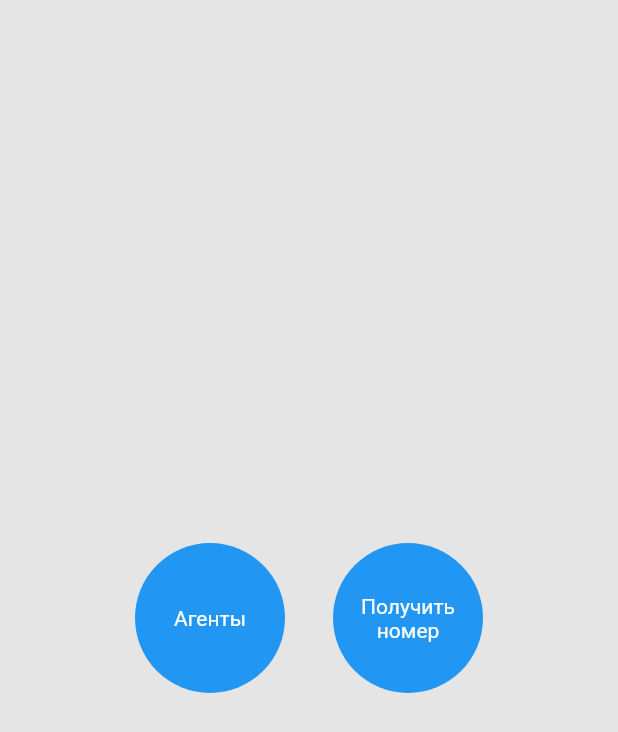
After one commit to Kerimkullov/get_number, a Flutter app: the ChoiceScreen screen opened directly, on a phone screen of 412 x 824 dp. The commit adds this screen. Shown: the top 732 px of the screen. Run offline on Flutter 3.47's test engine with Material 2 defaults, Android fonts, the phone set to English and light mode, and no system bars; our stand-ins replace bloc, dio, flutter_bloc, freezed_annotation, local_auth, mask_text_input_formatter and 1 more; accounts and stored records are empty.

```diff
--- /dev/null
+++ b/lib/logic/bloc/bloc/get_number_event.dart
@@ -0,0 +1,6 @@
+part of 'get_number_bloc.dart';
+
+@freezed
+class GetNumberEvent with _$GetNumberEvent {
+  const factory GetNumberEvent.getNumber() = _GetNumber;
+}
--- a/lib/logic/repositories/repository.dart
+++ b/lib/logic/repositories/repository.dart
@@ -15,4 +15,7 @@ class UserRepository {
 //add agent
   Future<String> addAgent(String msisdn, String name) =>
       _userProvider.addAgent(msisdn, name);
+
+  //get random number
+  Future<String> getNumber() => _userProvider.getNumber();
 }
--- a/lib/screen.dart/agent/agents_list_screen.dart
+++ b/lib/screen.dart/agent/agents_list_screen.dart
@@ -2,7 +2,7 @@ import 'package:flutter/material.dart';
 import 'package:flutter_bloc/flutter_bloc.dart';
 import 'package:get_number/components/custom_loading.dart';
 import 'package:get_number/logic/bloc/agent_list/agent_list_bloc.dart';
-import 'package:get_number/screen.dart/get_number_screen.dart/get_number_screen.dart';
+import 'package:get_number/screen.dart/get_number_screen/get_number_screen.dart';
 
 import 'add_agent_screen.dart';
 
--- /dev/null
+++ b/lib/screen.dart/agent/choice_screen.dart
@@ -0,0 +1,53 @@
+import 'package:flutter/material.dart';
+import 'package:get_number/screen.dart/get_number_screen/get_number_screen.dart';
+
+import 'agents_list_screen.dart';
+
+class ChoiceScreen extends StatelessWidget {
+  const ChoiceScreen({Key? key}) : super(key: key);
+
+  @override
+  Widget build(BuildContext context) {
+    return Scaffold(
+      body: Center(
+        child: Row(
+          mainAxisAlignment: MainAxisAlignment.center,
+          children: [
+            InkWell(
+              onTap: () => Navigator.push(context,
+                  MaterialPageRoute(builder: (context) => AgentsScreen())),
+              child: Container(
+                  alignment: Alignment.center,
+                  height: 100,
+                  width: 100,
+                  decoration: BoxDecoration(
+                      borderRadius: BorderRadius.circular(50),
+                      color: Colors.blue),
+                  child: Text("Агенты", style: TextStyle(color: Colors.white))),
+            ),
+            SizedBox(
+              width: 32,
+            ),
+            InkWell(
+              onTap: () => Navigator.push(context,
+                  MaterialPageRoute(builder: (context) => GetNumberScreen())),
+              child: Container(
+                alignment: Alignment.center,
+                height: 100,
+                width: 100,
+                decoration: BoxDecoration(
+                    borderRadius: BorderRadius.circular(50),
+                    color: Colors.blue),
+                child: Text(
+                  "Получить номер",
+                  textAlign: TextAlign.center,
+                  style: TextStyle(color: Colors.white),
+                ),
+              ),
+            ),
+          ],
+        ),
+      ),
+    );
+  }
+}
--- a/lib/screen.dart/auth/auth_number_screen.dart
+++ b/lib/screen.dart/auth/auth_number_screen.dart
@@ -4,7 +4,8 @@ import 'package:get_number/components/custom_button.dart';
 import 'package:get_number/components/custom_loading.dart';
 import 'package:get_number/logic/bloc/auth/auth_bloc.dart';
 import 'package:get_number/screen.dart/agent/agents_list_screen.dart';
-import 'package:get_number/screen.dart/get_number_screen.dart/get_number_screen.dart';
+import 'package:get_number/screen.dart/agent/choice_screen.dart';
+import 'package:get_number/screen.dart/get_number_screen/get_number_screen.dart';
 import 'package:local_auth/local_auth.dart';
 import 'package:mask_text_input_formatter/mask_text_input_formatter.dart';
 import 'package:shared_preferences/shared_preferences.dart';
@@ -58,7 +59,7 @@ class _AuthNumberScreenState extends State<AuthNumberScreen> {
                         : Navigator.push(
                             context,
                             MaterialPageRoute(
-                                builder: (context) => AgentsScreen()));
+                                builder: (context) => ChoiceScreen()));
                   },
                   orElse: () {});
             },
```
Also changed, not shown: lib/logic/bloc/bloc/get_number_bloc.dart (added, +32 -0 lines), lib/logic/bloc/bloc/get_number_state.dart (added, +8 -0 lines), lib/logic/services/service.dart (+10 -0 lines), lib/logic/bloc/bloc/get_number_bloc.freezed.dart (added), lib/screen.dart/get_number_screen/get_number_screen.dart (renamed from lib/screen.dart/get_number_screen.dart/get_number_screen.dart).
